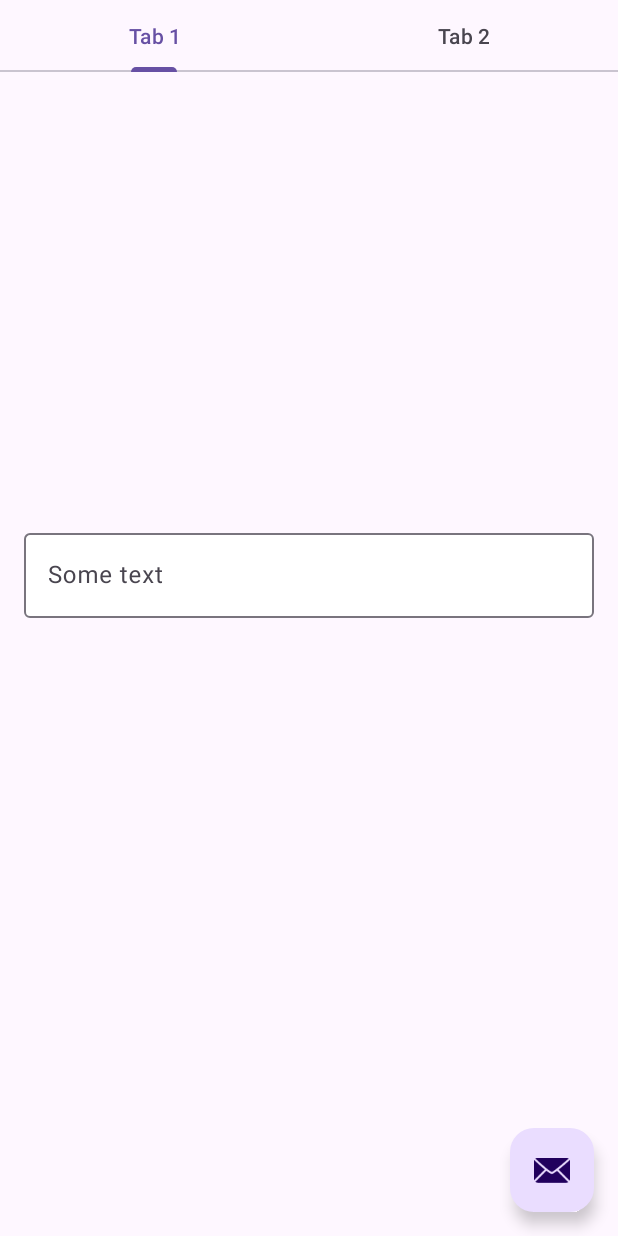
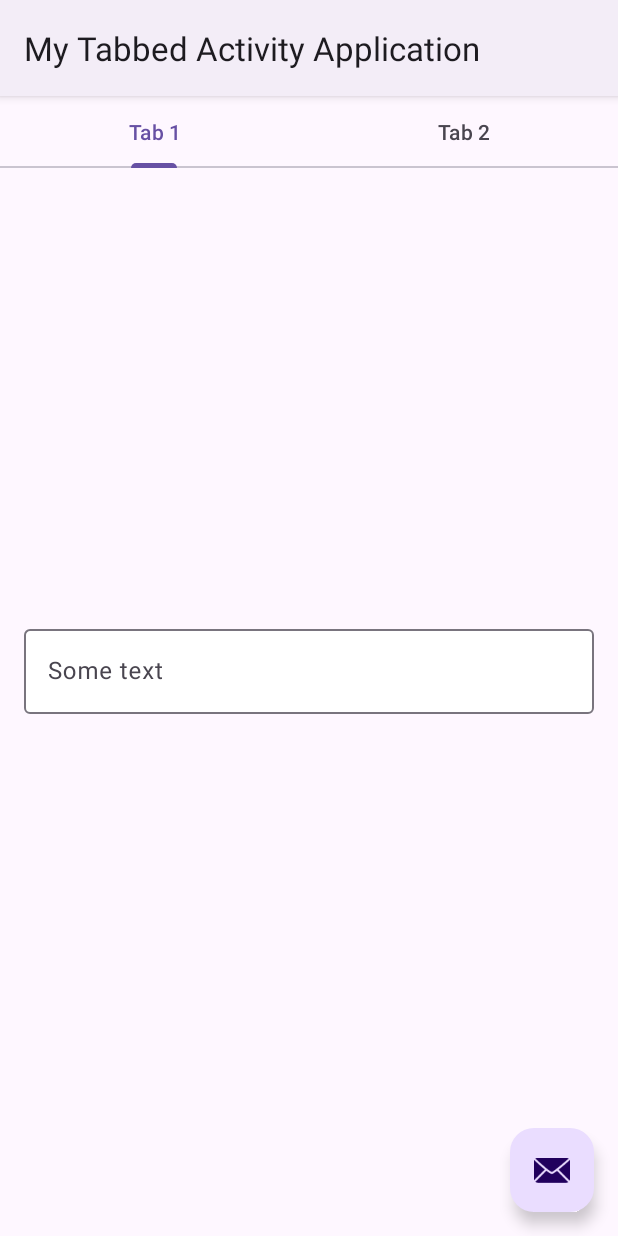
Before and after one commit to s3va/ViewPager_VS_ViewPager2, an Android app: the screen it shows after launch (MainActivity), on a phone screen of 412 x 824 dp. Run offline under Robolectric (Android 15) with nearby library versions, the phone set to English and light mode, and no system bars; 1 statement that could not run was skipped.

Commit message:
fix theme to show appbar

```diff
--- a/app/src/main/AndroidManifest.xml
+++ b/app/src/main/AndroidManifest.xml
@@ -10,12 +10,12 @@
         android:label="@string/app_name"
         android:supportsRtl="true"
         android:theme="@style/Theme.MyTabbedActivityApplication"
-        tools:targetApi="31">
+        tools:targetApi="33">
         <activity
             android:name=".MainActivity"
             android:exported="true"
             android:label="@string/app_name"
-            android:theme="@style/Theme.MyTabbedActivityApplication.NoActionBar">
+            android:theme="@style/Theme.MyTabbedActivityApplication">
             <intent-filter>
                 <action android:name="android.intent.action.MAIN" />
 
--- a/app/src/main/res/values-night/themes.xml
+++ b/app/src/main/res/values-night/themes.xml
@@ -1,16 +1,16 @@
 <resources xmlns:tools="http://schemas.android.com/tools">
     <!-- Base application theme. -->
-    <style name="Theme.MyTabbedActivityApplication" parent="Theme.MaterialComponents.DayNight.DarkActionBar">
-        <!-- Primary brand color. -->
-        <item name="colorPrimary">@color/purple_200</item>
-        <item name="colorPrimaryVariant">@color/purple_700</item>
-        <item name="colorOnPrimary">@color/black</item>
-        <!-- Secondary brand color. -->
-        <item name="colorSecondary">@color/teal_200</item>
-        <item name="colorSecondaryVariant">@color/teal_200</item>
-        <item name="colorOnSecondary">@color/black</item>
-        <!-- Status bar color. -->
-        <item name="android:statusBarColor">?attr/colorPrimaryVariant</item>
-        <!-- Customize your theme here. -->
+    <style name="Theme.MyTabbedActivityApplication" parent="Theme.Material3.DayNight">
+<!--        &lt;!&ndash; Primary brand color. &ndash;&gt;-->
+<!--        <item name="colorPrimary">@color/purple_200</item>-->
+<!--        <item name="colorPrimaryVariant">@color/purple_700</item>-->
+<!--        <item name="colorOnPrimary">@color/black</item>-->
+<!--        &lt;!&ndash; Secondary brand color. &ndash;&gt;-->
+<!--        <item name="colorSecondary">@color/teal_200</item>-->
+<!--        <item name="colorSecondaryVariant">@color/teal_200</item>-->
+<!--        <item name="colorOnSecondary">@color/black</item>-->
+<!--        &lt;!&ndash; Status bar color. &ndash;&gt;-->
+<!--        <item name="android:statusBarColor">?attr/colorPrimaryVariant</item>-->
+<!--        &lt;!&ndash; Customize your theme here. &ndash;&gt;-->
     </style>
 </resources>
--- a/app/src/main/res/values/themes.xml
+++ b/app/src/main/res/values/themes.xml
@@ -14,10 +14,10 @@
         <!-- Customize your theme here. -->
     </style>
 
-    <style name="Theme.MyTabbedActivityApplication.NoActionBar">
-        <item name="windowActionBar">false</item>
-        <item name="windowNoTitle">true</item>
-    </style>
+<!--    <style name="Theme.MyTabbedActivityApplication.NoActionBar">-->
+<!--        <item name="windowActionBar">false</item>-->
+<!--        <item name="windowNoTitle">true</item>-->
+<!--    </style>-->
 
 <!--    <style name="Theme.MyTabbedActivityApplication.AppBarOverlay" parent="ThemeOverlay.AppCompat.Dark.ActionBar" />-->
 
```
